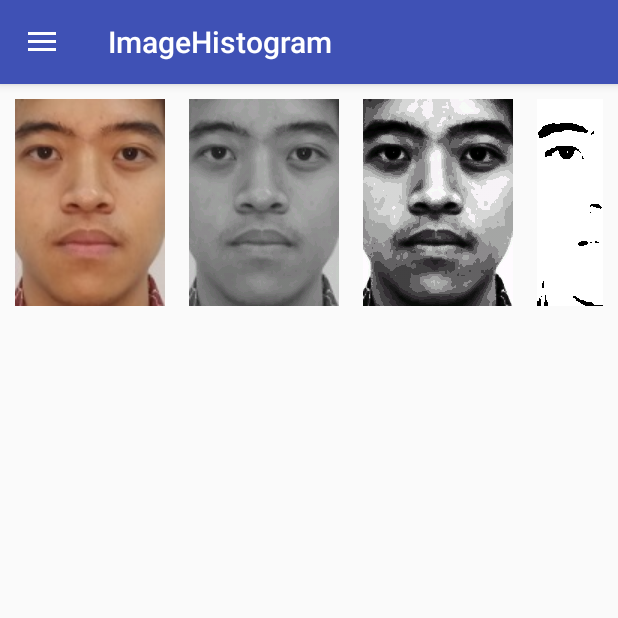
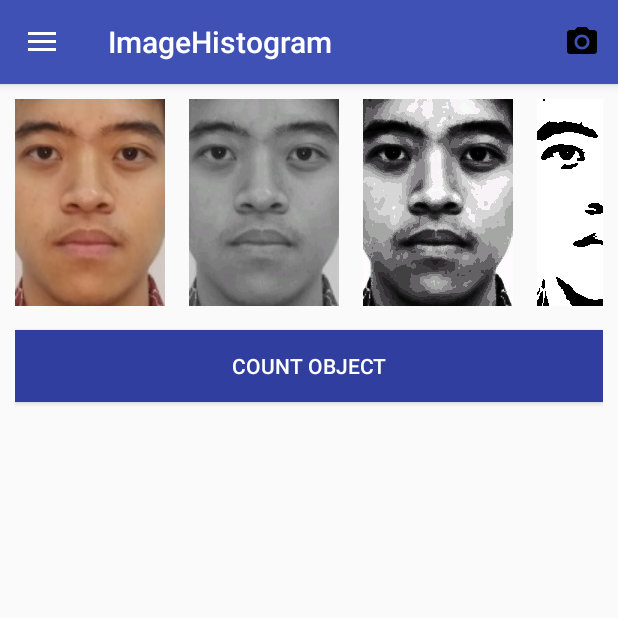
Before and after one commit to martinock/ImageHistogram, an Android app: the screen it shows after launch (MainActivity), after a tap on "Foto 1", on a phone screen of 412 x 824 dp, the top half of it. Run offline under Robolectric (Android 15) with nearby library versions, the phone set to English and light mode, and no system bars; 2 other taps on this screen came first.

Commit message:
Capture photo

```diff
--- a/app/src/main/java/com/martinock/imagehistogram/MainActivity.java
+++ b/app/src/main/java/com/martinock/imagehistogram/MainActivity.java
@@ -1,5 +1,6 @@
 package com.martinock.imagehistogram;
 
+import android.content.Intent;
 import android.graphics.Bitmap;
 import android.graphics.Color;
 import android.graphics.drawable.BitmapDrawable;
@@ -12,6 +13,8 @@ import android.support.v4.widget.DrawerLayout;
 import android.support.v7.app.ActionBarDrawerToggle;
 import android.support.v7.app.AppCompatActivity;
 import android.support.v7.widget.Toolbar;
+import android.view.Menu;
+import android.view.MenuInflater;
 import android.view.MenuItem;
 import android.view.View;
 import android.widget.Button;
@@ -26,6 +29,7 @@ import java.util.Queue;
 
 public class MainActivity extends AppCompatActivity
         implements NavigationView.OnNavigationItemSelectedListener {
+    private static int CAMERA_PIC_REQUEST = 1;
 
     private static int BLACK_COLOR = Color.rgb(0, 0, 0);
     private static int WHITE_COLOR = Color.rgb(255, 255, 255);
@@ -88,6 +92,40 @@ public class MainActivity extends AppCompatActivity
         navigationView.setNavigationItemSelectedListener(this);
     }
 
+    @Override
+    public boolean onOptionsItemSelected(MenuItem item) {
+        switch (item.getItemId()) {
+            case R.id.action_camera:
+                //Open Camera
+                Intent intent = new Intent(android.provider.MediaStore.ACTION_IMAGE_CAPTURE);
+                startActivityForResult(intent, CAMERA_PIC_REQUEST);
+                break;
+        }
+        return super.onOptionsItemSelected(item);
+    }
+
+    @Override
+    public boolean onCreateOptionsMenu(Menu menu) {
+        MenuInflater inflater = getMenuInflater();
+        inflater.inflate(R.menu.activity_photo_bar, menu);
+        return super.onCreateOptionsMenu(menu);
+    }
+
+    @Override
+    protected void onActivityResult(int requestCode, int resultCode, Intent data) {
+        if (requestCode == CAMERA_PIC_REQUEST) {
+            if (data == null) {
+                return;
+            }
+            tvTitle.setVisibility(View.GONE);
+            Bitmap capturedImageBitmap = (Bitmap) data.getExtras().get("data");
+            imageView.setImageBitmap(capturedImageBitmap);
+            imageView.setVisibility(View.VISIBLE);
+            originalImageBitmap = (BitmapDrawable) imageView.getDrawable();
+            processImage();
+        }
+    }
+
     private void setButtonListener() {
         countButton.setOnClickListener(new View.OnClickListener() {
             @Override
@@ -133,7 +171,7 @@ public class MainActivity extends AppCompatActivity
         runOnUiThread(new Runnable() {
             @Override
             public void run() {
-                imageView.setImageBitmap(copyOfBW);
+                imageViewBW.setImageBitmap(copyOfBW);
             }
         });
     }
@@ -252,6 +290,7 @@ public class MainActivity extends AppCompatActivity
         imageView.setVisibility(View.GONE);
         imageViewGray.setVisibility(View.GONE);
         imageViewBW.setVisibility(View.GONE);
+        imageViewGrayProcessed.setVisibility(View.GONE);
         tvTitle.setVisibility(View.GONE);
         llObjectCount0.setVisibility(View.GONE);
         countButton.setVisibility(View.GONE);
@@ -261,6 +300,8 @@ public class MainActivity extends AppCompatActivity
         imageView.setVisibility(View.VISIBLE);
         imageViewGray.setVisibility(View.VISIBLE);
         imageViewBW.setVisibility(View.VISIBLE);
+        imageViewGrayProcessed.setVisibility(View.VISIBLE);
+        countButton.setVisibility(View.VISIBLE);
     }
 
     private void changeImage(int newImageId) {
@@ -268,6 +309,10 @@ public class MainActivity extends AppCompatActivity
                 getResources(), newImageId, null);
         imageView.setImageDrawable(newImage);
         originalImageBitmap = (BitmapDrawable) imageView.getDrawable();
+        processImage();
+    }
+
+    private void processImage() {
         initGrayImage();
         progressBarBw.setVisibility(View.VISIBLE);
         otsuThresholding();
@@ -300,7 +345,7 @@ public class MainActivity extends AppCompatActivity
         float maxVariance = 0;
         bwThreshold = 0;
 
-        for (int i = 0; i < 80; i++) {
+        for (int i = 0; i < 40; i++) {
             //Make sure the first sum of element is not zero
             weightBackground = weightBackground + grayHistogram[i];
             if (weightBackground == 0) {
@@ -334,13 +379,13 @@ public class MainActivity extends AppCompatActivity
     }
 
     private void convertToBW() {
-        int height = grayscaleBitmap.getHeight();
-        int width = grayscaleBitmap.getWidth();
+        int height = newGrayscaleBitmap.getHeight();
+        int width = newGrayscaleBitmap.getWidth();
         blackAndWhiteBitmap = Bitmap.createBitmap(
                 width, height, Bitmap.Config.RGB_565);
         for (int i = 0; i < height; ++i) {
             for (int j = 0; j < width; ++j) {
-                int pixel = grayscaleBitmap.getPixel(j, i);
+                int pixel = newGrayscaleBitmap.getPixel(j, i);
                 int red = Color.red(pixel);
                 int green = Color.green(pixel);
                 int blue = Color.blue(pixel);
--- /dev/null
+++ b/app/src/main/res/menu/activity_photo_bar.xml
@@ -0,0 +1,10 @@
+<?xml version="1.0" encoding="utf-8"?>
+<menu xmlns:android="http://schemas.android.com/apk/res/android"
+      xmlns:app="http://schemas.android.com/apk/res-auto">
+    <item
+        android:id="@+id/action_camera"
+        android:orderInCategory="100"
+        app:showAsAction="always"
+        android:icon="@drawable/ic_menu_camera"
+        android:title="Camera"/>
+</menu>
```
